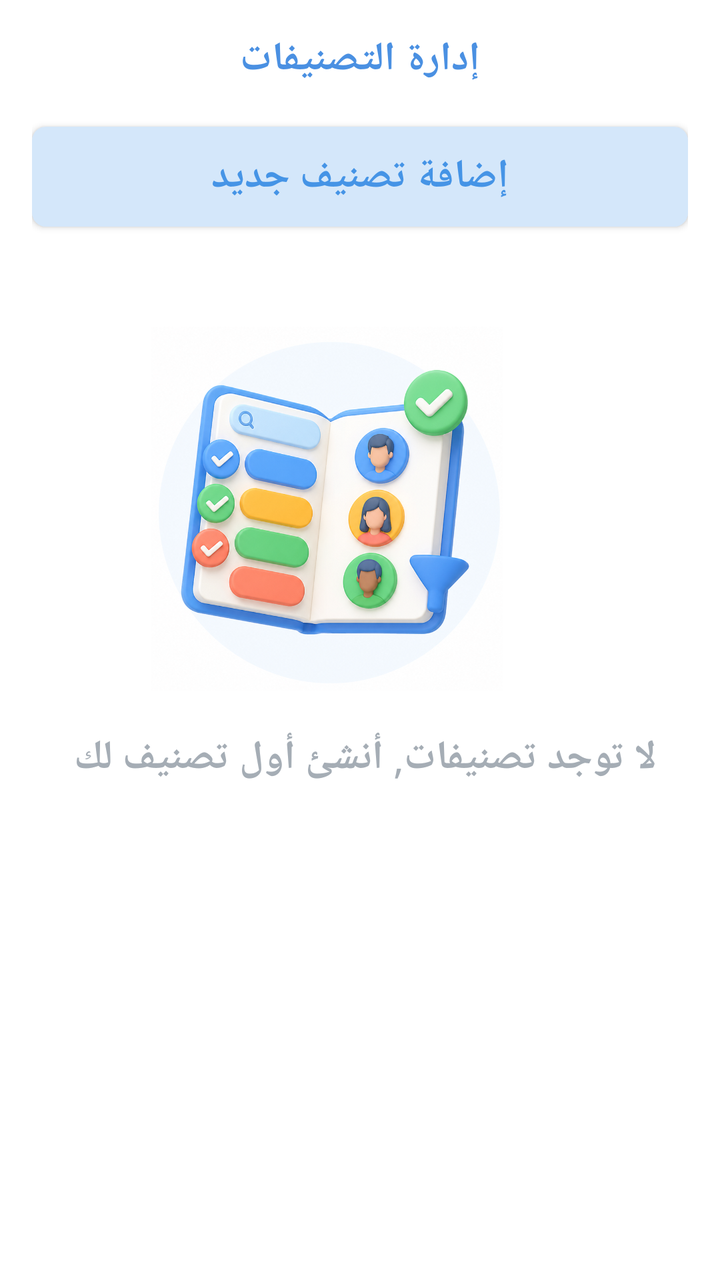
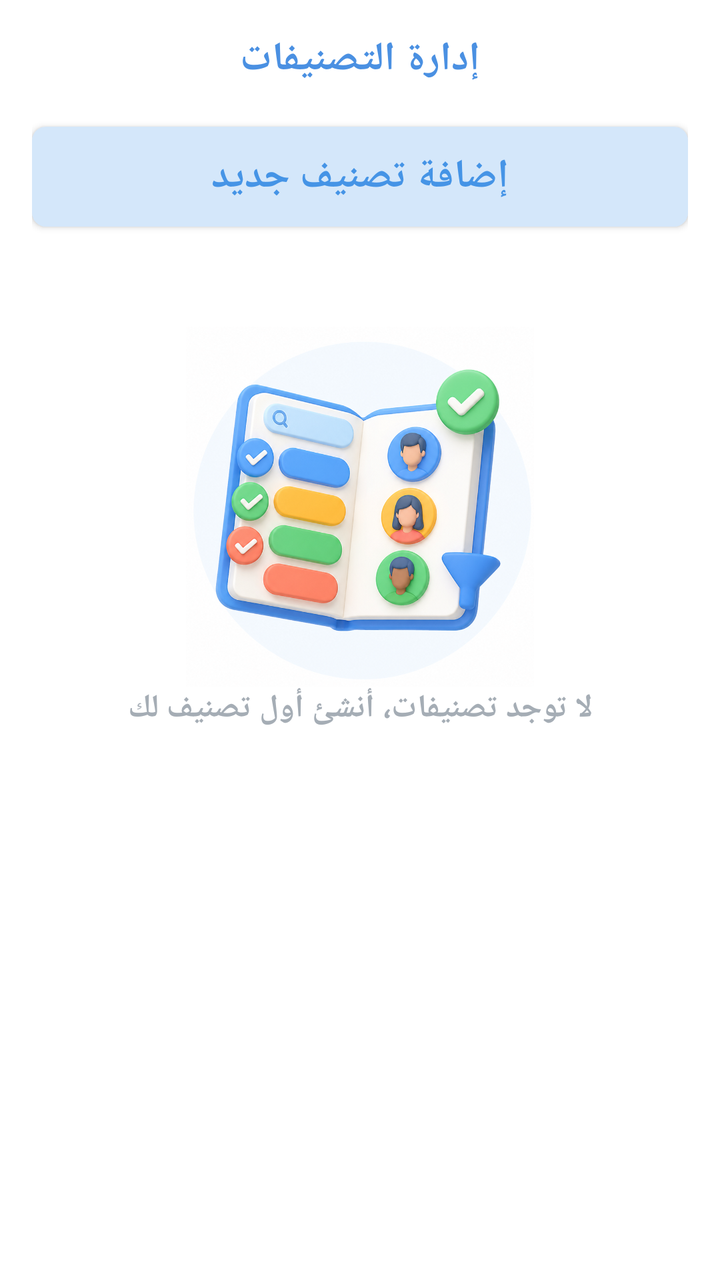

Two renders of the same Android screen: before a commit and after it. Below are the layout's source before the change and the commit's diff.
<!-- AndroidManifest.xml: application theme Theme.KonnashApp -->
<!-- res/layout/activity_categories_mgmt.xml -->
<?xml version="1.0" encoding="utf-8"?>
<LinearLayout xmlns:android="http://schemas.android.com/apk/res/android"
    android:layout_width="match_parent"
    android:layout_height="match_parent"
    android:background="#F5F5F5"
    android:layoutDirection="rtl"
    android:orientation="vertical"
    android:padding="16dp"
    android:backgroundTint="@color/white">


    <RelativeLayout
        android:layout_width="match_parent"
        android:layout_height="wrap_content"
        android:textDirection="rtl">

        <ImageView
            android:id="@+id/close"
            android:layout_width="18dp"
            android:layout_height="20dp"
            android:layout_alignParentEnd="true"
            android:layout_marginEnd="355dp"
            android:src="@drawable/close"
            />

        <TextView
            android:layout_width="wrap_content"
            android:layout_height="wrap_content"
            android:text="إدارة التصنيفات"
            android:textSize="20sp"
            android:textStyle="bold"
            android:textColor="#4A90E2"
            android:layout_centerInParent="true"/>


    </RelativeLayout>


    <Space
        android:layout_width="wrap_content"
        android:layout_height="20dp" />


    <android.widget.Button
        android:id="@+id/add_category_button"
        android:layout_width="match_parent"
        android:layout_height="50dp"
        android:background="@drawable/ic_add_new"
        android:text="إضافة تصنيف جديد"
        android:textColor="#FF4594e6"
        android:textSize="20dp"
        android:textStyle="bold" />
    <Space
        android:layout_width="wrap_content"
        android:layout_height="50dp" />

    <ImageView
        android:layout_width="361dp"
        android:layout_height="182dp"
        android:src="@drawable/add_category" />

    <Space
        android:layout_width="wrap_content"
        android:layout_height="20dp" />

    <TextView
        android:layout_width="match_parent"
        android:layout_height="39dp"
        android:text="لا توجد تصنيفات, أنشئ أول تصنيف لك "
        android:textAlignment="center"
        android:textStyle="bold"
        android:textColor="@color/grey"
        android:textSize="20dp"/>




</LinearLayout>
<!-- resources referenced by this layout -->
<resources>
  <color name="grey">#FFa5adb5</color>
  <color name="white">#FFFFFFFF</color>
  <!-- drawable add_category: png bitmap (drawable, 664498 bytes) -->
  <!-- drawable close: png bitmap (drawable, 10367 bytes) -->
  <!-- drawable ic_add_new (drawable) -->
  <shape xmlns:android="http://schemas.android.com/apk/res/android"
      android:shape="rectangle">
  
      <solid android:color="@color/lightBlue"/>
      <corners android:radius="7dp" /> 
  </shape>
  <style name="Theme.KonnashApp" parent="Base.Theme.KonnashApp" />
  <color name="lightBlue">#FFd4e7fa</color>
  <style name="Base.Theme.KonnashApp" parent="Theme.Material3.DayNight.NoActionBar">
          
          
      </style>
</resources>

<!-- the commit's change to res/layout/activity_categories_mgmt.xml (unified diff, before → after) -->
@@ -41,6 +41,7 @@
         android:layout_height="20dp" />
 
 
+
     <android.widget.Button
         android:id="@+id/add_category_button"
         android:layout_width="match_parent"
@@ -54,23 +55,38 @@
         android:layout_width="wrap_content"
         android:layout_height="50dp" />
 
-    <ImageView
-        android:layout_width="361dp"
-        android:layout_height="182dp"
-        android:src="@drawable/add_category" />
+    <LinearLayout
+        android:id="@+id/categoriesContainer"
+        android:layout_width="match_parent"
+        android:layout_height="wrap_content"
+        android:orientation="vertical"/>
 
-    <Space
-        android:layout_width="wrap_content"
-        android:layout_height="20dp" />
 
-    <TextView
+    <LinearLayout
+        android:id="@+id/emptyState"
         android:layout_width="match_parent"
-        android:layout_height="39dp"
-        android:text="لا توجد تصنيفات, أنشئ أول تصنيف لك "
-        android:textAlignment="center"
-        android:textStyle="bold"
-        android:textColor="@color/grey"
-        android:textSize="20dp"/>
+        android:layout_height="wrap_content"
+        android:orientation="vertical"
+        android:gravity="center">
+
+        <ImageView
+            android:id="@+id/imagecategory"
+            android:layout_width="match_parent"
+            android:layout_height="180dp"
+            android:src="@drawable/add_category"
+            android:adjustViewBounds="true"
+            android:scaleType="fitCenter"/>
+
+        <TextView
+            android:id="@+id/nocategorytext"
+            android:layout_width="match_parent"
+            android:layout_height="wrap_content"
+            android:text="لا توجد تصنيفات، أنشئ أول تصنيف لك"
+            android:textAlignment="center"
+            android:textStyle="bold"
+            android:textColor="@color/grey"
+            android:textSize="16sp"/>
+    </LinearLayout>
 
 
 
